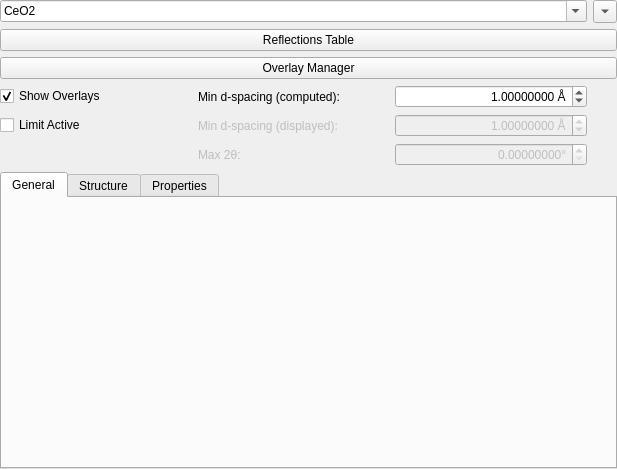
The window that hexrd/ui/resources/ui/materials_panel.ui (HEXRD/hexrdgui) describes before a commit, drawn with Qt 5.
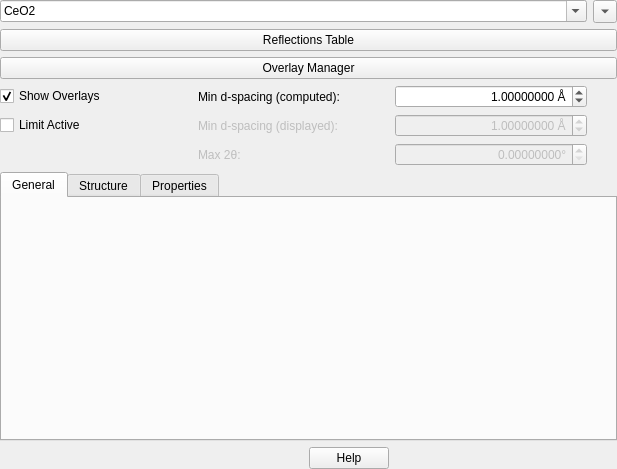
The same window after the commit. Custom widgets are drawn as their Qt base class.

Commit message: Add help buttons for materials/instrument config

```diff
--- a/hexrd/ui/resources/ui/materials_panel.ui
+++ b/hexrd/ui/resources/ui/materials_panel.ui
@@ -297,6 +297,13 @@
        </property>
       </widget>
      </item>
+     <item row="11" column="0" colspan="2">
+      <widget class="QDialogButtonBox" name="button_box">
+       <property name="standardButtons">
+        <set>QDialogButtonBox::Help</set>
+       </property>
+      </widget>
+     </item>
     </layout>
    </item>
   </layout>
```
Left out of the diff: 274 changed lines with no effect on the pictures. The commit also changes 3 other files.
